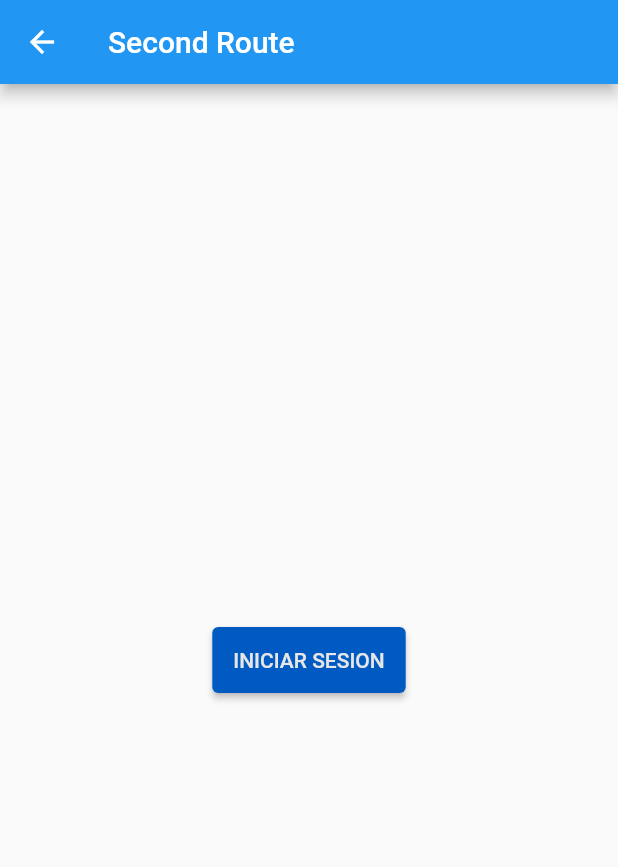
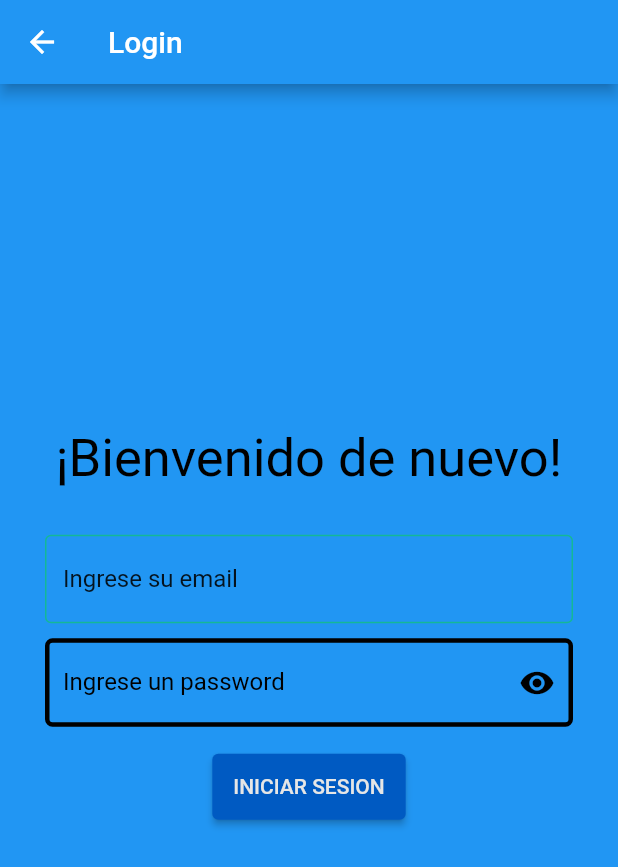
Before and after one commit to No-Country/c9-49-m-flutter, a Flutter app: the screen it shows after launch, after a tap on "INICIAR SESIÓN", on a phone screen of 412 x 824 dp. Shown: the top 867 px of the screen. Run offline on Flutter 3.47's test engine with Material 2 defaults, Android fonts, the phone set to English and light mode, and no system bars.

Commit message:
Login layout

```diff
--- a/lib/screens/Landing/login_form.dart
+++ b/lib/screens/Landing/login_form.dart
@@ -1,5 +1,6 @@
 import "package:flutter/material.dart";
-import "../../widgets/primary_button.dart";
+import 'package:flutter_application_1/widgets/primary_button.dart';
+import '../../widgets/input_field.dart';
 
 class LoginScreen extends StatelessWidget {
   const LoginScreen({super.key});
@@ -8,16 +9,151 @@ class LoginScreen extends StatelessWidget {
   Widget build(BuildContext context) {
     return Scaffold(
       appBar: AppBar(
-        title: const Text("Second Route"),
+        title: const Text('Login'),
       ),
       body: Center(
-        child: PrimaryButton(
-          text: "INICIAR SESION",
-          onPressed: () {
-            Navigator.pushNamed(context, '/');
-          },
+        child: Container(
+          color: Theme.of(context).primaryColor,
+          child: Column(
+            crossAxisAlignment: CrossAxisAlignment.center,
+            mainAxisAlignment: MainAxisAlignment.center,
+            children: const [
+              Text(
+                "¡Bienvenido de nuevo!",
+                style: TextStyle(fontSize: 35, color: Colors.black),
+                textAlign: TextAlign.center,
+              ),
+              FormLogin()
+            ],
+          ),
         ),
       ),
     );
   }
 }
+
+class FormLogin extends StatefulWidget {
+  const FormLogin({super.key});
+
+  @override
+  State<FormLogin> createState() => _FormLoginState();
+}
+
+class _FormLoginState extends State<FormLogin> {
+  final _formKey = GlobalKey<FormState>();
+  // static const snackBar = SnackBar(
+  //   content: Text('Yay! A SnackBar!'),
+  // );
+
+  final emailCtrl = TextEditingController();
+  final passwordCtrl = TextEditingController();
+  bool _passwordHidden = true;
+
+  @override
+  void dispose() {
+    emailCtrl.dispose();
+    super.dispose();
+  }
+
+  @override
+  void initState() {
+    _passwordHidden = true;
+  }
+
+  @override
+  Widget build(BuildContext context) {
+    return Form(
+        key: _formKey,
+        child: Padding(
+          padding: const EdgeInsets.all(30.0),
+          child: Column(
+            mainAxisAlignment: MainAxisAlignment.center,
+            children: [
+              Container(
+                padding: EdgeInsets.fromLTRB(0, 0, 0, 10),
+                child: InputField(
+                  label: "Ingrese su email",
+                  controller: emailCtrl,
+                  hintText: "chat_lingo@gmail.com",
+                  validation: (value) {
+                    if (value!.isEmpty) return "Please enter some text";
+                    if (!RegExp(r"^[a-zA-Z0-9.a-zA-Z0-9.!#$%&'*+-/=?^_`{|}~]+@[a-zA-Z0-9]+\.[a-zA-Z]+")
+                      .hasMatch(value)
+                    )  {
+                      return "Ingrese un email valido porfavor";
+                    }
+                    return null;
+                  },
+                )
+              ),
+              Container(
+                padding: const EdgeInsets.fromLTRB(0, 0, 0, 0),
+                child: TextFormField(
+                  controller: passwordCtrl,
+                  obscureText: _passwordHidden,
+                  decoration: InputDecoration(
+                      suffixIcon: IconButton(
+                        icon: (Icon(_passwordHidden
+                            ? Icons.visibility
+                            : Icons.visibility_off)),
+                        onPressed: () {
+                          setState(() {
+                            _passwordHidden = !_passwordHidden;
+                          });
+                        },
+                      ),
+                      suffixIconColor: const Color.fromARGB(255, 0, 0, 0),
+                      labelText: 'Ingrese un password',
+                      hintStyle: const TextStyle(color: Colors.black),
+                      labelStyle: const TextStyle(
+                        color: Color.fromARGB(255, 0, 0, 0),
+                      ),
+                      hintText: 'Minimo 8 caracteres',
+                      enabledBorder: OutlineInputBorder(
+                        borderSide: const BorderSide(
+                            width: 3, color: Color.fromARGB(255, 0, 0, 0)),
+                        borderRadius: BorderRadius.circular(5),
+                      ),
+                      focusedBorder: const OutlineInputBorder(
+                        borderSide: const BorderSide(
+                            width: 3, color: Color.fromARGB(255, 0, 0, 0)),
+                      )),
+                  validator: (value) {
+                    if (value!.isEmpty) {
+                      return "Please enter some text";
+                    }
+                    return null;
+                  },
+                ),
+              ),
+              Padding(
+                padding: EdgeInsets.symmetric(vertical: 16.0),
+                child: PrimaryButton(
+                  text: "INICIAR SESION",
+                  onPressed: () {
+                    // devolverá true si el formulario es válido, o falso si
+                    // el formulario no es válido.
+                    if (_formKey.currentState!.validate()) {
+                      // Si el formulario es válido, queremos mostrar un Snackbar
+                      ScaffoldMessenger.of(context).showSnackBar(
+                          SnackBar(content: Text('Processing Data')));
+                    }
+                    print("form valido");
+                    showDialog(
+                        context: context,
+                        builder: (context) {
+                          String mailValue = emailCtrl.text;
+                          String passValue = passwordCtrl.text;
+
+                          return AlertDialog(
+                            content: Text("email: $mailValue pass: $passValue"),
+                          );
+                        });
+                  }
+                )
+              )
+            ],
+          ),
+        ));
+  }
+}
--- a/lib/widgets/form_input.dart
+++ b/lib/widgets/input_field.dart
@@ -1,10 +1,12 @@
 import "package:flutter/material.dart";
 
-class FormInput extends StatelessWidget {
+class InputField extends StatelessWidget {
   final String label;
+  final String hintText;
   final TextEditingController controller;
+  final String? Function(String?)? validation;
 
-  const FormInput({super.key, required this.label, required this.controller});
+  const InputField({super.key, required this.label, required this.hintText, required this.controller, required this.validation});
 
   @override
   Widget build(BuildContext context) {
@@ -14,8 +16,8 @@ class FormInput extends StatelessWidget {
         labelStyle: const TextStyle(
           color: Color.fromRGBO(0, 0, 0, 0.87),
         ),
-        // hintText: 'Chat Lingo',
-        // hintStyle: const TextStyle(color: Colors.black),
+        hintText: hintText,
+        hintStyle: const TextStyle(color: Colors.black),
         enabledBorder: OutlineInputBorder(
           borderSide: const BorderSide(
             width: 1, color: Color.fromARGB(98, 0, 238, 1)
@@ -28,12 +30,7 @@ class FormInput extends StatelessWidget {
           ),
         )),
       controller: controller,
-      validator: (value) {
-        if (value!.isEmpty) {
-          return "Este campo no puede estar vacío";
-        }
-        return null;
-      },
+      validator: validation,
     );
   }
 }
```
Also changed, not shown: lib/screens/Landing/register_form.dart (+29 -35 lines), lib/assets/landing/1.png (added), lib/assets/landing/2.png (added), lib/assets/landing/3.png (added), lib/assets/landing/4.png (added).
